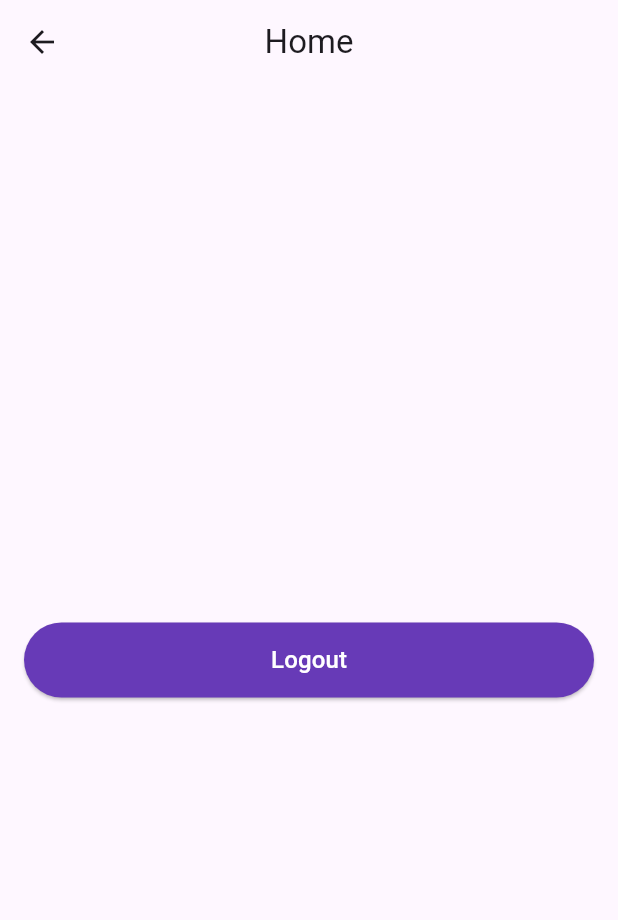
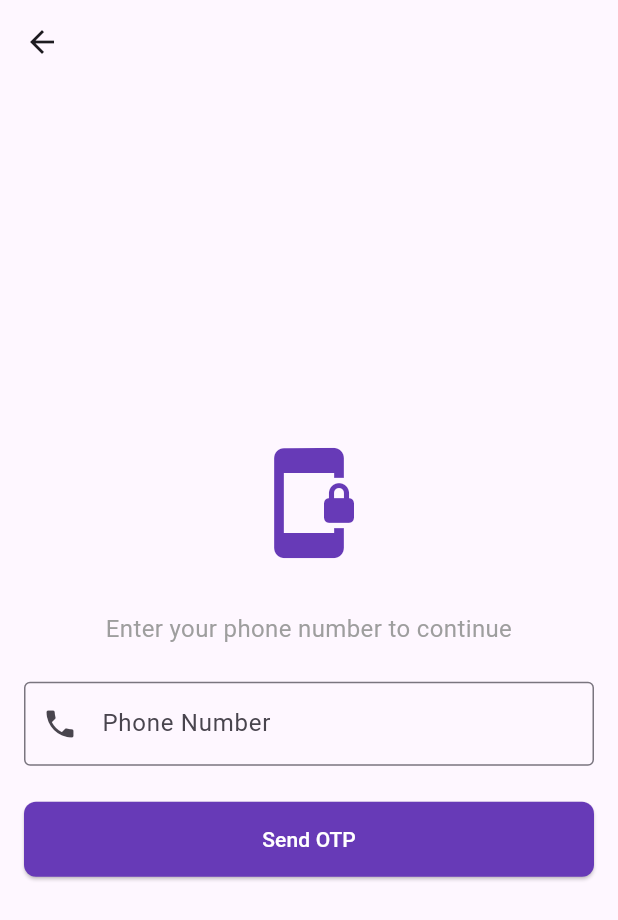
Before and after one commit to hamja-prakash/supabseDemo_flutter, a Flutter app: the screen it shows after launch, after a tap on "Phone OTP", on a phone screen of 412 x 824 dp. Shown: the top 920 px of the screen. Run offline on Flutter 3.47's test engine with Material 3 defaults, Android fonts, the phone set to English and light mode, and no system bars; our stand-ins replace bloc, equatable, flutter_bloc, flutter_dotenv, flutter_otp_text_field, google_sign_in and 2 more; accounts and stored records are empty.

Commit message:
- Implemented phone number via otp authentication.

```diff
--- a/lib/auth/login/bloc/login_state.dart
+++ b/lib/auth/login/bloc/login_state.dart
@@ -52,3 +52,17 @@ class MagicLinkFailure extends LoginState {
   final String message;
   const MagicLinkFailure(this.message);
 }
+
+class OTPLoading extends LoginState {}
+class OTPSuccess extends LoginState {}
+class OTPFailure extends LoginState {
+  final String message;
+  const OTPFailure(this.message);
+}
+
+class OTPVerifyLoading extends LoginState {}
+class OTPVerifySuccess extends LoginState {}
+class OTPVerifyFailure extends LoginState {
+  final String message;
+  const OTPVerifyFailure(this.message);
+}
--- a/lib/auth/login/view/login_screen.dart
+++ b/lib/auth/login/view/login_screen.dart
@@ -4,8 +4,8 @@ import 'package:supabase_demo/auth/login/bloc/login_cubit.dart';
 import 'package:supabase_demo/auth/login/bloc/login_state.dart';
 import 'package:supabase_demo/auth/register/view/register_screen.dart';
 import 'package:supabase_demo/helper/appconstant.dart';
-import 'package:supabase_demo/home_screen.dart';
 import '../../../helper/assets_path.dart';
+import 'phonenumber_auth_screen.dart';
 
 class LoginScreen extends StatefulWidget {
   const LoginScreen({super.key});
@@ -137,6 +137,9 @@ class _LoginScreenState extends State<LoginScreen> {
                                     style: ElevatedButton.styleFrom(
                                       backgroundColor: Colors.deepPurple,
                                       foregroundColor: Colors.white,
+                                      shape: RoundedRectangleBorder(
+                                        borderRadius: BorderRadius.circular(8),
+                                      ),
                                     ),
                                     child: const Text(AppConstants.login, style: TextStyle(fontSize: 16)),
                                   ),
@@ -247,7 +250,7 @@ class _LoginScreenState extends State<LoginScreen> {
                                         onTap: () {
                                           Navigator.push(
                                             context,
-                                            MaterialPageRoute(builder: (context) => HomeScreen()),
+                                            MaterialPageRoute(builder: (context) => PhonenumberAuthScreen()),
                                           );
                                         },
                                         child: Container(
--- /dev/null
+++ b/lib/auth/login/view/phonenumber_auth_screen.dart
@@ -0,0 +1,195 @@
+import 'package:flutter/material.dart';
+import 'package:flutter_bloc/flutter_bloc.dart';
+import 'package:flutter_otp_text_field/flutter_otp_text_field.dart';
+import 'package:supabase_demo/auth/login/bloc/login_cubit.dart';
+import 'package:supabase_demo/auth/login/bloc/login_state.dart';
+
+import '../../../home_screen.dart';
+
+class PhonenumberAuthScreen extends StatelessWidget {
+  const PhonenumberAuthScreen({super.key});
+
+  @override
+  Widget build(BuildContext context) {
+    return BlocProvider(
+      create: (context) => LoginCubit(),
+      child: const _PhoneNumberAuthView(),
+    );
+  }
+}
+
+class _PhoneNumberAuthView extends StatefulWidget {
+  const _PhoneNumberAuthView();
+
+  @override
+  State<_PhoneNumberAuthView> createState() => _PhoneNumberAuthViewState();
+}
+
+class _PhoneNumberAuthViewState extends State<_PhoneNumberAuthView> {
+  final _formKey = GlobalKey<FormState>();
+  final _phoneController = TextEditingController();
+  bool _isOtpSent = false;
+
+  @override
+  void dispose() {
+    _phoneController.dispose();
+    super.dispose();
+  }
+
+  void _sendOtp() {
+    if (_formKey.currentState!.validate()) {
+      context.read<LoginCubit>().signInWithPhoneNo(_phoneController.text);
+    }
+  }
+
+  void _verifyOtp(String otp) {
+    context.read<LoginCubit>().verifyOTP(_phoneController.text, otp);
+  }
+
+  @override
+  Widget build(BuildContext context) {
+    return Scaffold(
+      appBar: AppBar(
+        leading: IconButton(
+          icon: const Icon(Icons.arrow_back),
+          onPressed: () => Navigator.pop(context),
+        ),
+        // title: const Text("Phone Authentication"),
+      ),
+      body: BlocListener<LoginCubit, LoginState>(
+          listener: (context, state) {
+            if (state is OTPFailure) {
+              ScaffoldMessenger.of(context).showSnackBar(
+                SnackBar(content: Text("Error: ${state.message}")),
+              );
+            } else if (state is OTPVerifyFailure) {
+              ScaffoldMessenger.of(context).showSnackBar(
+                SnackBar(content: Text("Verification Error: ${state.message}")),
+              );
+            } else if (state is OTPSuccess) {
+              setState(() {
+                _isOtpSent = true;
+              });
+              ScaffoldMessenger.of(context).showSnackBar(
+                const SnackBar(content: Text("OTP Sent successfully!")),
+              );
+            }
+            else if (state is OTPVerifySuccess) {
+              Navigator.pushAndRemoveUntil(
+                context,
+                MaterialPageRoute(builder: (_) => HomeScreen()),
+                    (context) => false,
+              );
+            }
+          },
+          child: BlocBuilder<LoginCubit, LoginState>(
+            builder: (context, state) {
+              final isLoading = state is OTPLoading || state is OTPVerifyLoading;
+              return Center(
+                child: SingleChildScrollView(
+                  padding: const EdgeInsets.all(16.0),
+                  child: Form(
+                    key: _formKey,
+                    child: Column(
+                      mainAxisAlignment: MainAxisAlignment.center,
+                      crossAxisAlignment: CrossAxisAlignment.stretch,
+                      children: [
+                        const Icon(
+                          Icons.phonelink_lock_rounded,
+                          size: 80,
+                          color: Colors.deepPurple,
+                        ),
+                        const SizedBox(height: 32),
+
+                        if (!_isOtpSent) ...[
+                          const Text(
+                            "Enter your phone number to continue",
+                            textAlign: TextAlign.center,
+                            style: TextStyle(fontSize: 16, color: Colors.grey),
+                          ),
+
+                          const SizedBox(height: 24),
+
+                          TextFormField(
+                            controller: _phoneController,
+                            keyboardType: TextInputType.phone,
+                            decoration: const InputDecoration(
+                              labelText: "Phone Number",
+                              hintText: "+1234567890",
+                              border: OutlineInputBorder(),
+                              prefixIcon: Icon(Icons.phone),
+                            ),
+                            validator: (value) {
+                              if (value == null || value.isEmpty) {
+                                return "Please enter your phone number";
+                              }
+                              return null;
+                            },
+                          ),
+
+                          const SizedBox(height: 24),
+
+                          SizedBox(
+                            height: 50,
+                            child: ElevatedButton(
+                              onPressed: isLoading ? null : _sendOtp,
+                              style: ElevatedButton.styleFrom(
+                                backgroundColor: Colors.deepPurple,
+                                foregroundColor: Colors.white,
+                                shape: RoundedRectangleBorder(
+                                  borderRadius: BorderRadius.circular(8),
+                                ),
+                              ),
+                              child: isLoading
+                                  ? const SizedBox(
+                                height: 24,
+                                width: 24,
+                                child: CircularProgressIndicator(
+                                  strokeWidth: 2,
+                                  color: Colors.white,
+                                ),
+                              )
+                                  : const Text("Send OTP"),
+                            ),
+                          ),
+                        ] else
+                          ...[
+                            Text(
+                              "Enter the code sent to ${_phoneController.text}",
+                              textAlign: TextAlign.center,
+                              style: const TextStyle(fontSize: 16, color: Colors.grey),
+                            ),
+                            const SizedBox(height: 24),
+                            OtpTextField(
+                              numberOfFields: 6,
+                              borderColor: Colors.deepPurple,
+                              showFieldAsBox: true,
+                              onSubmit: (String verificationCode) {
+                                _verifyOtp(verificationCode);
+                              }, // end onSubmit
+                            ),
+                            const SizedBox(height: 24),
+                            // Verify Button (Optional if onSubmit handles it, but good for UX)
+                            if (isLoading)
+                              const Center(child: CircularProgressIndicator())
+                            else
+                              TextButton(
+                                onPressed: () {
+                                  setState(() {
+                                    _isOtpSent = false;
+                                  });
+                                },
+                                child: const Text("Change Phone Number"),
+                              ),
+                          ],
+                      ],
+                    ),
+                  ),
+                ),
+              );
+            },
+          )
+      ),
+    );
+  }
+}
```
Also changed, not shown: lib/auth/login/bloc/login_cubit.dart (+31 -0 lines).
